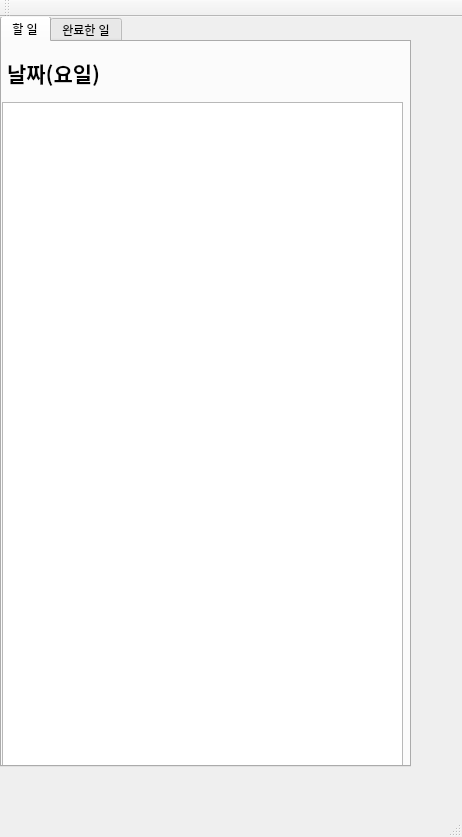
Above: Todo/Todo.ui from xorud1541/Todo before the change. Below: the same form after it.
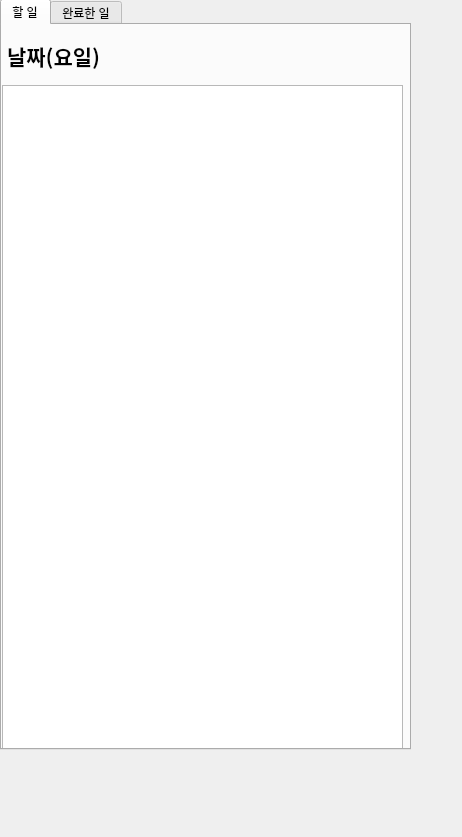
That is the form after the change. Icons and pictures are not drawn. Custom widgets are drawn as their Qt base class.

Commit message: ui 수정

The edit to the form file:
```diff
--- a/Todo/Todo.ui
+++ b/Todo/Todo.ui
@@ -10,10 +10,34 @@
     <height>837</height>
    </rect>
   </property>
+  <property name="sizePolicy">
+   <sizepolicy hsizetype="Preferred" vsizetype="Preferred">
+    <horstretch>0</horstretch>
+    <verstretch>0</verstretch>
+   </sizepolicy>
+  </property>
+  <property name="minimumSize">
+   <size>
+    <width>0</width>
+    <height>0</height>
+   </size>
+  </property>
   <property name="windowTitle">
    <string>TODO</string>
   </property>
   <widget class="QWidget" name="centralWidget">
+   <property name="sizePolicy">
+    <sizepolicy hsizetype="Preferred" vsizetype="Preferred">
+     <horstretch>0</horstretch>
+     <verstretch>0</verstretch>
+    </sizepolicy>
+   </property>
+   <property name="minimumSize">
+    <size>
+     <width>0</width>
+     <height>0</height>
+    </size>
+   </property>
    <widget class="QTabWidget" name="tabWidget">
     <property name="geometry">
      <rect>
@@ -23,6 +47,18 @@
       <height>751</height>
      </rect>
     </property>
+    <property name="sizePolicy">
+     <sizepolicy hsizetype="Expanding" vsizetype="Expanding">
+      <horstretch>0</horstretch>
+      <verstretch>0</verstretch>
+     </sizepolicy>
+    </property>
+    <property name="minimumSize">
+     <size>
+      <width>0</width>
+      <height>0</height>
+     </size>
+    </property>
     <property name="tabPosition">
      <enum>QTabWidget::North</enum>
     </property>
@@ -32,6 +68,12 @@
     <property name="currentIndex">
      <number>0</number>
     </property>
+    <property name="iconSize">
+     <size>
+      <width>50</width>
+      <height>30</height>
+     </size>
+    </property>
     <property name="elideMode">
      <enum>Qt::ElideLeft</enum>
     </property>
@@ -341,25 +383,6 @@
     </widget>
    </widget>
   </widget>
-  <widget class="QMenuBar" name="menuBar">
-   <property name="geometry">
-    <rect>
-     <x>0</x>
-     <y>0</y>
-     <width>462</width>
-     <height>26</height>
-    </rect>
-   </property>
-  </widget>
-  <widget class="QToolBar" name="mainToolBar">
-   <attribute name="toolBarArea">
-    <enum>TopToolBarArea</enum>
-   </attribute>
-   <attribute name="toolBarBreak">
-    <bool>false</bool>
-   </attribute>
-  </widget>
-  <widget class="QStatusBar" name="statusBar"/>
  </widget>
  <layoutdefault spacing="6" margin="11"/>
  <customwidgets>
```
Left out of the diff: 8 changed lines with no effect on the pictures. The commit also changes 6 other files.
